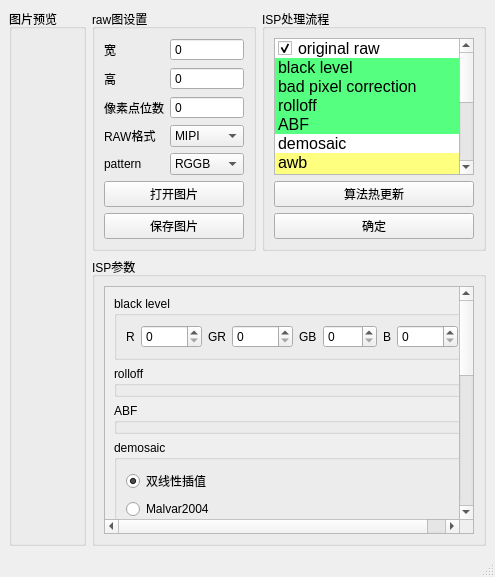
xiaoqinxing/ImageTools, file tools/rawimageeditor/rawimageeditor_window.ui: the form before one commit.
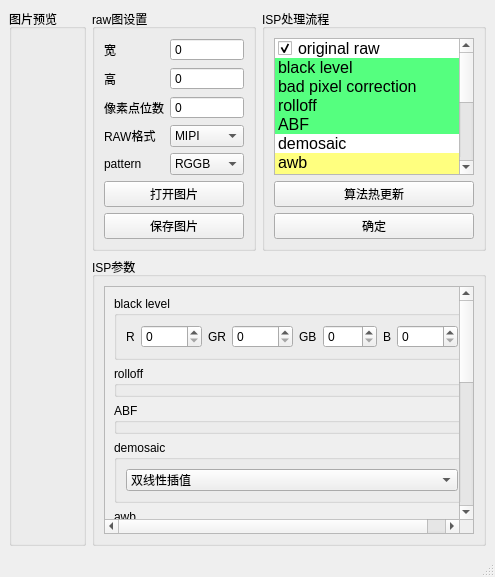
The form after the commit.

Commit message: RAW编辑工具 ADD: 修改文本框TAB顺序

The edit to the form file:
```diff
--- a/tools/rawimageeditor/rawimageeditor_window.ui
+++ b/tools/rawimageeditor/rawimageeditor_window.ui
@@ -521,8 +521,8 @@
              <rect>
               <x>0</x>
               <y>0</y>
-              <width>364</width>
-              <height>436</height>
+              <width>360</width>
+              <height>399</height>
              </rect>
             </property>
             <layout class="QGridLayout" name="gridLayout_7">
@@ -699,40 +699,23 @@
                 <string>demosaic</string>
                </property>
                <layout class="QGridLayout" name="gridLayout_10">
-                <item row="2" column="0">
-                 <widget class="QRadioButton" name="Malvar2004">
-                  <property name="text">
-                   <string>Malvar2004</string>
-                  </property>
-                  <property name="checked">
-                   <bool>false</bool>
-                  </property>
-                  <attribute name="buttonGroup">
-                   <string notr="true">demosaic_button_group</string>
-                  </attribute>
-                 </widget>
-                </item>
-                <item row="5" column="0">
-                 <widget class="QRadioButton" name="Menon2007">
-                  <property name="text">
-                   <string>Menon2007</string>
-                  </property>
-                  <attribute name="buttonGroup">
-                   <string notr="true">demosaic_button_group</string>
-                  </attribute>
-                 </widget>
-                </item>
-                <item row="1" column="0">
-                 <widget class="QRadioButton" name="bilinear">
-                  <property name="text">
-                   <string>双线性插值</string>
-                  </property>
-                  <property name="checked">
-                   <bool>true</bool>
-                  </property>
-                  <attribute name="buttonGroup">
-                   <string notr="true">demosaic_button_group</string>
-                  </attribute>
+                <item row="0" column="0">
+                 <widget class="QComboBox" name="demosaic_type">
+                  <item>
+                   <property name="text">
+                    <string>双线性插值</string>
+                   </property>
+                  </item>
+                  <item>
+                   <property name="text">
+                    <string>Malvar2004</string>
+                   </property>
+                  </item>
+                  <item>
+                   <property name="text">
+                    <string>Menon2007</string>
+                   </property>
+                  </item>
                  </widget>
                 </item>
                </layout>
```
Left out of the diff: 69 changed lines with no effect on the pictures.
